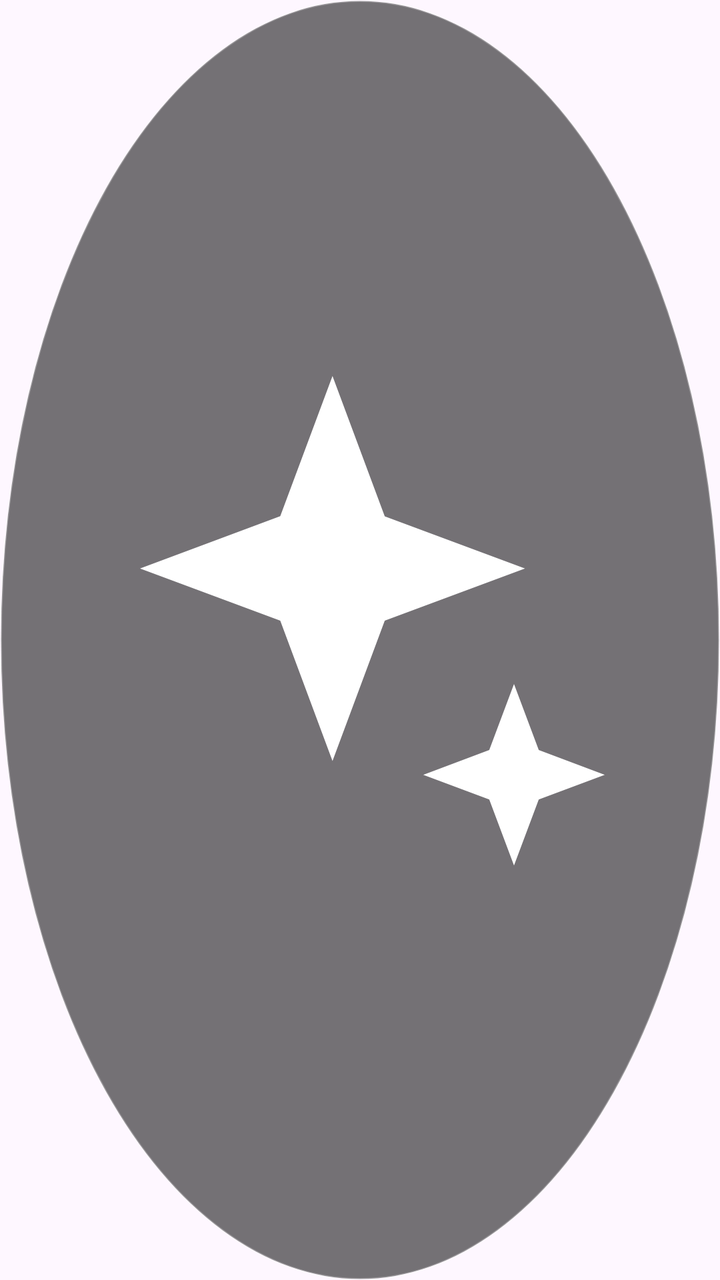
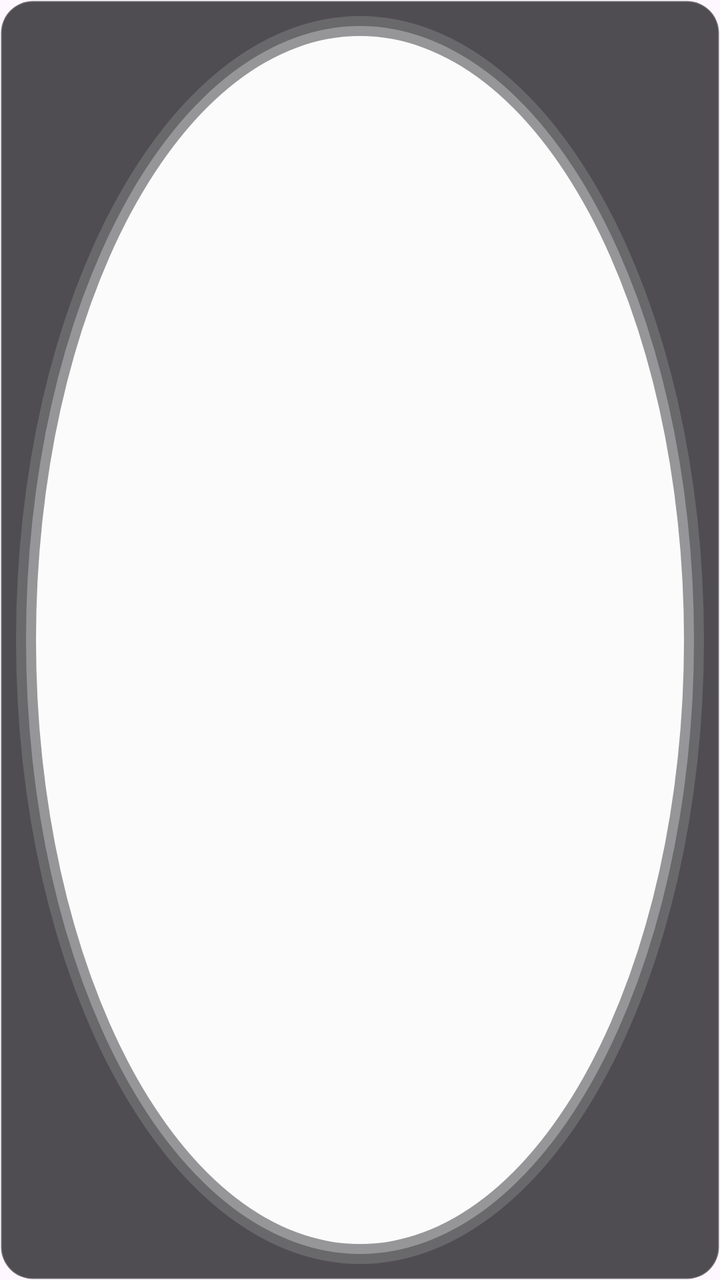

An Android layout rendered at two revisions. The XML below is the earlier revision; the diff shows what the commit changed to produce the second picture.
<!-- AndroidManifest.xml: application theme Theme.ReplyBubble -->
<!-- res/layout/view_bubble.xml -->
<?xml version="1.0" encoding="utf-8"?>
<ImageView xmlns:android="http://schemas.android.com/apk/res/android"
    android:id="@+id/bubble"
    android:layout_width="58dp"
    android:layout_height="58dp"
    android:background="@drawable/bg_bubble"
    android:contentDescription="AI 回复"
    android:elevation="10dp"
    android:padding="15dp"
    android:src="@drawable/ic_bubble" />
<!-- resources referenced by this layout -->
<resources>
  <!-- drawable bg_bubble (drawable) -->
  <?xml version="1.0" encoding="utf-8"?>
  <shape xmlns:android="http://schemas.android.com/apk/res/android"
      android:shape="oval">
      <solid android:color="#8A000000" />
      <stroke
          android:width="1dp"
          android:color="#40FFFFFF" />
  </shape>
  <!-- drawable ic_bubble (drawable) -->
  <vector xmlns:android="http://schemas.android.com/apk/res/android"
      android:width="28dp"
      android:height="28dp"
      android:viewportWidth="24"
      android:viewportHeight="24">
      <path
          android:fillColor="#FFFFFF"
          android:pathData="M11,2.4l1.9,5.1l5.1,1.9l-5.1,1.9L11,16.4l-1.9,-5.1L4,9.4l5.1,-1.9z" />
      <path
          android:fillColor="#FFFFFF"
          android:pathData="M17.6,13.6l0.9,2.4l2.4,0.9l-2.4,0.9l-0.9,2.4l-0.9,-2.4l-2.4,-0.9l2.4,-0.9z" />
  </vector>
  <style name="Theme.ReplyBubble" parent="Theme.Material3.DayNight.NoActionBar">
          <item name="colorPrimary">@color/accent</item>
          <item name="colorSecondary">@color/accent</item>
      </style>
  <color name="accent">#07C160</color>
</resources>

<!-- the commit's change to res/layout/view_bubble.xml (unified diff, before → after) -->
@@ -1,10 +1,7 @@
 <?xml version="1.0" encoding="utf-8"?>
-<ImageView xmlns:android="http://schemas.android.com/apk/res/android"
+<View xmlns:android="http://schemas.android.com/apk/res/android"
     android:id="@+id/bubble"
-    android:layout_width="58dp"
-    android:layout_height="58dp"
-    android:background="@drawable/bg_bubble"
-    android:contentDescription="AI 回复"
-    android:elevation="10dp"
-    android:padding="15dp"
-    android:src="@drawable/ic_bubble" />
+    android:layout_width="56dp"
+    android:layout_height="56dp"
+    android:background="@drawable/bg_ios_assistive_touch"
+    android:elevation="8dp" />
<!-- resource entries referenced after the edit -->
@@ -1,31 +1,59 @@
 <!-- resources referenced by this layout -->
 <resources>
-  <!-- drawable bg_bubble (drawable) -->
+  <!-- drawable bg_ios_assistive_touch (drawable) -->
   <?xml version="1.0" encoding="utf-8"?>
-  <shape xmlns:android="http://schemas.android.com/apk/res/android"
-      android:shape="oval">
-      <solid android:color="#8A000000" />
-      <stroke
-          android:width="1dp"
-          android:color="#40FFFFFF" />
-  </shape>
-  <!-- drawable ic_bubble (drawable) -->
-  <vector xmlns:android="http://schemas.android.com/apk/res/android"
-      android:width="28dp"
-      android:height="28dp"
-      android:viewportWidth="24"
-      android:viewportHeight="24">
-      <path
-          android:fillColor="#FFFFFF"
-          android:pathData="M11,2.4l1.9,5.1l5.1,1.9l-5.1,1.9L11,16.4l-1.9,-5.1L4,9.4l5.1,-1.9z" />
-      <path
-          android:fillColor="#FFFFFF"
-          android:pathData="M17.6,13.6l0.9,2.4l2.4,0.9l-2.4,0.9l-0.9,2.4l-0.9,-2.4l-2.4,-0.9l2.4,-0.9z" />
-  </vector>
+  <layer-list xmlns:android="http://schemas.android.com/apk/res/android">
+      
+      <item>
+          <shape android:shape="rectangle">
+              <solid android:color="#CC242426" />
+              <corners android:radius="16dp" />
+              <stroke
+                  android:width="1dp"
+                  android:color="#33FFFFFF" />
+              <size
+                  android:width="56dp"
+                  android:height="56dp" />
+          </shape>
+      </item>
+  
+      
+      <item
+          android:bottom="8dp"
+          android:left="8dp"
+          android:right="8dp"
+          android:top="8dp">
+          <shape android:shape="oval">
+              <solid android:color="#26FFFFFF" />
+          </shape>
+      </item>
+  
+      
+      <item
+          android:bottom="13dp"
+          android:left="13dp"
+          android:right="13dp"
+          android:top="13dp">
+          <shape android:shape="oval">
+              <solid android:color="#4DFFFFFF" />
+          </shape>
+      </item>
+  
+      
+      <item
+          android:bottom="18dp"
+          android:left="18dp"
+          android:right="18dp"
+          android:top="18dp">
+          <shape android:shape="oval">
+              <solid android:color="#F5FFFFFF" />
+          </shape>
+      </item>
+  </layer-list>
   <style name="Theme.ReplyBubble" parent="Theme.Material3.DayNight.NoActionBar">
           <item name="colorPrimary">@color/accent</item>
           <item name="colorSecondary">@color/accent</item>
       </style>
-  <color name="accent">#07C160</color>
+  <color name="accent">#007AFF</color>
 </resources>
 
